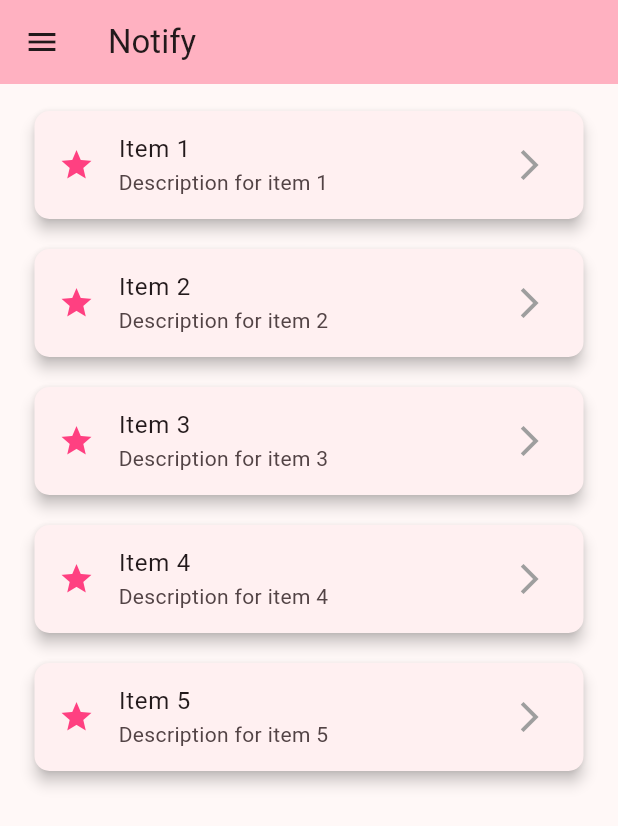
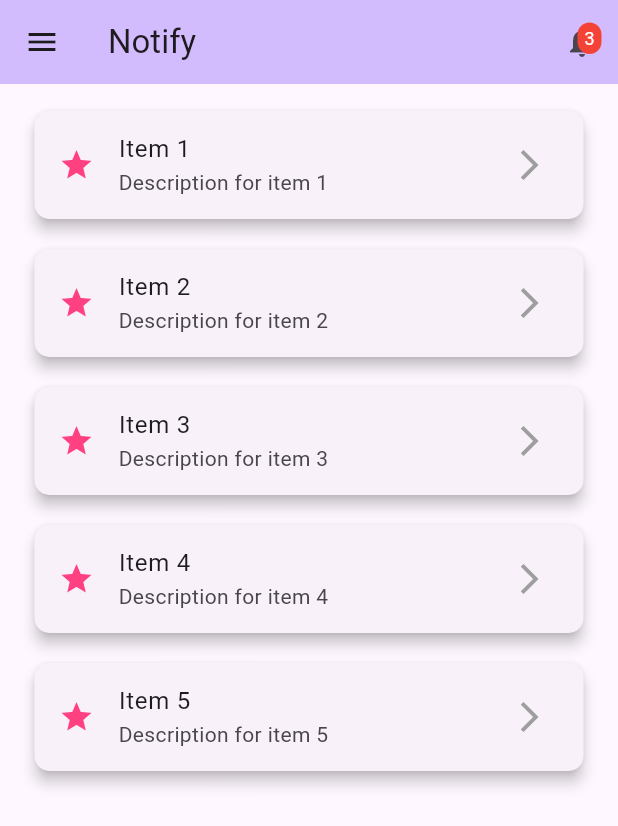
Before and after one commit to Rejohnbd/UPN-App, a Flutter app: the screen it shows after launch, on a phone screen of 412 x 824 dp. Shown: the top 826 px of the screen. Run offline on Flutter 3.47's test engine with Material 3 defaults, Android fonts, the light colour scheme and no system bars.

Commit message:
Add app bar

```diff
--- a/app/lib/main.dart
+++ b/app/lib/main.dart
@@ -7,13 +7,12 @@
 class MyApp extends StatelessWidget {
   const MyApp({super.key});
 
-  // This widget is the root of your application.
   @override
   Widget build(BuildContext context) {
     return MaterialApp(
       title: 'Notify App',
       theme: ThemeData(
-        colorScheme: ColorScheme.fromSeed(seedColor: Colors.pinkAccent),
+        colorScheme: ColorScheme.fromSeed(seedColor: Colors.deepPurple),
         useMaterial3: true,
       ),
       debugShowCheckedModeBanner: false,
@@ -32,7 +31,7 @@
 }
 
 class _MyHomePageState extends State<MyHomePage> {
-  int _counter = 0;
+  int _notificationCount = 3; // Example notification count
 
   @override
   Widget build(BuildContext context) {
@@ -40,6 +39,42 @@
       appBar: AppBar(
         backgroundColor: Theme.of(context).colorScheme.inversePrimary,
         title: Text(widget.title),
+        actions: [
+          Stack(
+            children: [
+              IconButton(
+                icon: const Icon(Icons.notifications),
+                onPressed: () {
+                  // Define what happens when notification icon is tapped
+                },
+              ),
+              if (_notificationCount > 0) // Show count if it's greater than 0
+                Positioned(
+                  right: 11,
+                  top: 11,
+                  child: Container(
+                    padding: const EdgeInsets.all(2),
+                    decoration: BoxDecoration(
+                      color: Colors.red,
+                      borderRadius: BorderRadius.circular(12),
+                    ),
+                    constraints: const BoxConstraints(
+                      minWidth: 16,
+                      minHeight: 16,
+                    ),
+                    child: Text(
+                      '$_notificationCount',
+                      style: const TextStyle(
+                        color: Colors.white,
+                        fontSize: 12,
+                      ),
+                      textAlign: TextAlign.center,
+                    ),
+                  ),
+                ),
+            ],
+          ),
+        ],
       ),
       drawer: Drawer(
         child: ListView(
@@ -64,18 +99,14 @@
               leading: const Icon(Icons.notifications),
               title: const Text('All Notifications'),
               onTap: () {
-                // Handle navigation to All Notifications screen here
                 Navigator.pop(context); // Close the drawer
-                // Perform your action or navigate to another screen
               },
             ),
             ListTile(
               leading: const Icon(Icons.settings),
               title: const Text('Notification Settings'),
               onTap: () {
-                // Handle navigation to Notification Settings screen here
                 Navigator.pop(context); // Close the drawer
-                // Perform your action or navigate to another screen
               },
             ),
           ],
```
